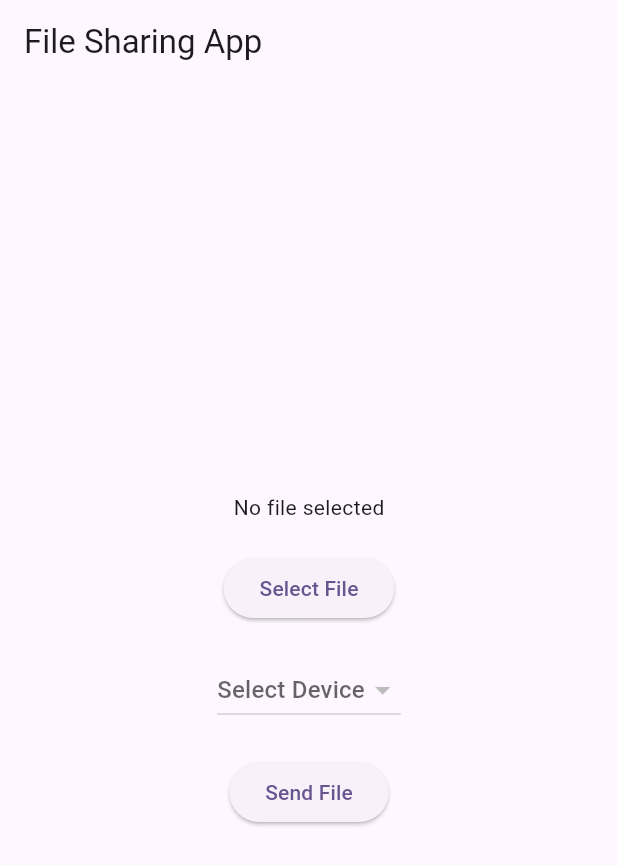
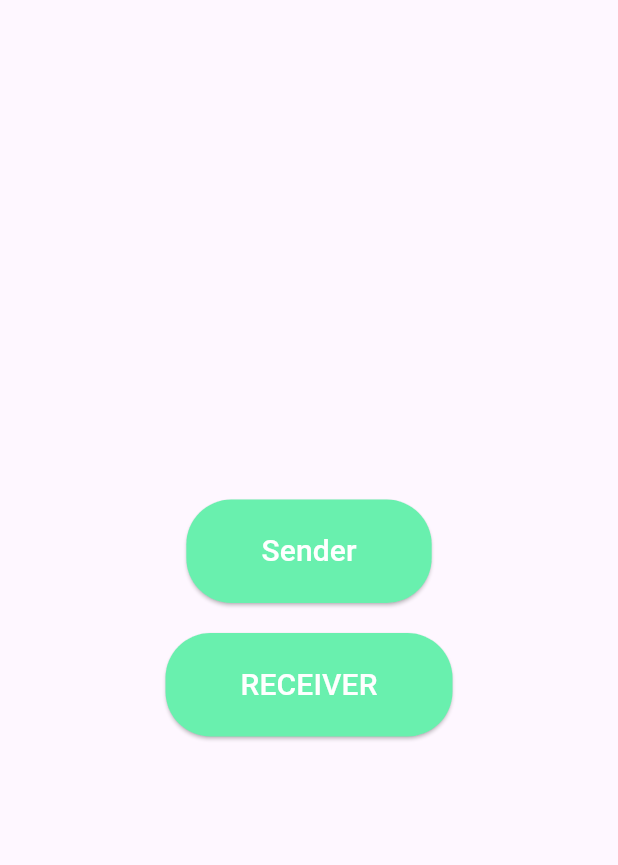
Before and after one commit to huzaifaa786/bluethooth, a Flutter app: the screen it shows after launch, on a phone screen of 412 x 824 dp. Shown: the top 865 px of the screen. Run offline on Flutter 3.47's test engine with Material 3 defaults, Android fonts, the light colour scheme and no system bars; drawn by our look-alikes of flutter_styled_toast; our stand-ins replace device_info_plus, gap, get, permission_handler; missing offline and left inert: flutter_nearby_connections.

Commit message:
Added Project For the First Time

```diff
--- a/lib/controllers/file_controller.dart
+++ /dev/null
@@ -1,30 +0,0 @@
-import 'package:get/get.dart';
-import 'package:file_picker/file_picker.dart';
-import 'dart:io';
-import '../services/file_client.dart';
-import '../services/file_server.dart';
-
-class FileController extends GetxController {
-  var selectedFile = Rx<File?>(null);
-  final FileServer _server = FileServer();
-  final FileClient _client = FileClient();
-
-  @override
-  void onInit() {
-    super.onInit();
-    _server.startServer();
-  }
-
-  Future<void> pickFile() async {
-    FilePickerResult? result = await FilePicker.platform.pickFiles();
-    if (result != null) {
-      selectedFile.value = File(result.files.single.path!);
-    }
-  }
-
-  void sendFile(String address, int port) {
-    if (selectedFile.value != null) {
-      _client.sendFile(selectedFile.value!.path, address, port);
-    }
-  }
-}
--- a/lib/controllers/mdns_controller.dart
+++ /dev/null
@@ -1,25 +0,0 @@
-import 'package:get/get.dart';
-import '../services/mdns_service.dart';
-import '../services/mdns_discovery.dart';
-
-class MDNSController extends GetxController {
-  // final MDNSService _mdnsService = MDNSService();
-  final MDNSDiscovery _mdnsDiscovery = MDNSDiscovery();
-  var availableDevices = <String>[].obs;
-
-  @override
-  void onInit() {
-    super.onInit();
-    // _mdnsService.startAnnouncing();
-    _mdnsDiscovery.discoverServices((String address, int port) {
-      availableDevices.add('$address:$port');
-    });
-  }
-
-  @override
-  void onClose() {
-    // _mdnsService.stopAnnouncing();
-    _mdnsDiscovery.stopDiscovery();
-    super.onClose();
-  }
-}
--- a/lib/main.dart
+++ b/lib/main.dart
@@ -1,6 +1,10 @@
-import 'package:bluetooth_sharing/views/file_sharing_home.dart';
+// ignore_for_file: depend_on_referenced_packages
+
 import 'package:flutter/material.dart';
 import 'package:get/get.dart';
+import 'package:flutter_styled_toast/flutter_styled_toast.dart';
+import 'routes/app_pages.dart';
+import 'routes/app_routes.dart';
 
 void main() {
   runApp(const MyApp());
@@ -8,17 +12,17 @@
 
 class MyApp extends StatelessWidget {
   const MyApp({super.key});
+
   @override
   Widget build(BuildContext context) {
-    return GetMaterialApp(
-      title: 'Bluetooth_Sharing',
-      theme: ThemeData(
-        colorScheme: ColorScheme.fromSeed(seedColor: Colors.deepPurple),
-        useMaterial3: true,
+    return StyledToast(
+      locale: const Locale('en', 'US'),
+      child: GetMaterialApp(
+        debugShowCheckedModeBanner: false,
+        title: 'Bluetooth Sharing',
+        initialRoute: AppRoutes.home,
+        getPages: AppPages.pages,
       ),
-    // initialBinding: HomeBinding(),
-      home: FileSharingHome(),
-      // getPages: AppPages.pages,
     );
   }
 }
--- /dev/null
+++ b/lib/routes/app_pages.dart
@@ -0,0 +1,23 @@
+import 'package:bluetooth_sharing/views/bluetooth/bluetooth_binding.dart';
+import 'package:bluetooth_sharing/views/bluetooth/bluetooth_controller.dart';
+import 'package:bluetooth_sharing/views/bluetooth/bluetooth_view.dart';
+import 'package:bluetooth_sharing/views/home/home_view.dart';
+import 'package:get/get.dart';
+
+import 'app_routes.dart';
+
+class AppPages {
+  static final pages = [
+    GetPage(name: AppRoutes.home, page: () => HomeView()),
+    GetPage(
+      name: AppRoutes.sender,
+      page: () => BluetoothView(deviceType: DeviceType.browser),
+      binding: BluetoothBinding(DeviceType.browser),
+    ),
+    GetPage(
+      name: AppRoutes.receiver,
+      page: () => BluetoothView(deviceType: DeviceType.advertiser),
+      binding: BluetoothBinding(DeviceType.advertiser),
+    ),
+  ];
+}
--- /dev/null
+++ b/lib/routes/app_routes.dart
@@ -0,0 +1,5 @@
+class AppRoutes {
+  static const home = '/home';
+  static const sender = '/sender';
+  static const receiver = '/receiver';
+}
--- a/lib/services/file_client.dart
+++ /dev/null
@@ -1,13 +0,0 @@
-import 'dart:io';
-
-class FileClient {
-  Future<void> sendFile(String filePath, String serverAddress, int port) async {
-    final socket = await Socket.connect(serverAddress, port);
-    print('Connected to: ${socket.remoteAddress.address}:${socket.remotePort}');
-
-    final file = File(filePath);
-    socket.add(file.readAsBytesSync());
-    await socket.flush();
-    await socket.close();
-  }
-}
--- /dev/null
+++ b/lib/views/bluetooth/bluetooth_binding.dart
@@ -0,0 +1,13 @@
+import 'package:bluetooth_sharing/views/bluetooth/bluetooth_controller.dart';
+import 'package:get/get.dart';
+
+
+class BluetoothBinding extends Bindings {
+  final DeviceType type;
+  BluetoothBinding(this.type);
+
+  @override
+  void dependencies() {
+    Get.lazyPut(() => BluetoothController(type));
+  }
+}
--- a/lib/views/file_sharing_home.dart
+++ /dev/null
@@ -1,66 +0,0 @@
-import 'dart:io';
-
-import 'package:flutter/material.dart';
-import 'package:get/get.dart';
-import '../controllers/file_controller.dart';
-import '../controllers/mdns_controller.dart';
-
-class FileSharingHome extends StatelessWidget {
-  final FileController fileController = Get.put(FileController());
-  final MDNSController mdnsController = Get.put(MDNSController());
-
-  @override
-  Widget build(BuildContext context) {
-    return Scaffold(
-      appBar: AppBar(title: Text('File Sharing App')),
-      body: Center(
-        child: Column(
-          mainAxisAlignment: MainAxisAlignment.center,
-          children: [
-            Obx(() {
-              if (fileController.selectedFile.value != null) {
-                return Text('Selected file: ${fileController.selectedFile.value!.path}');
-              } else {
-                return Text('No file selected');
-              }
-            }),
-            SizedBox(height: 20),
-            ElevatedButton(
-              onPressed: fileController.pickFile,
-              child: Text('Select File'),
-            ),
-            SizedBox(height: 20),
-            Obx(() {
-              return DropdownButton<String>(
-                hint: Text('Select Device'),
-                value: fileController.selectedFile.value != null ? fileController.selectedFile.value!.path : null,
-                onChanged: (String? newValue) {
-                  fileController.selectedFile.value = newValue != null ? File(newValue) : null;
-                },
-                items: mdnsController.availableDevices.map<DropdownMenuItem<String>>((String device) {
-                  return DropdownMenuItem<String>(
-                    value: device,
-                    child: Text(device),
-                  );
-                }).toList(),
-              );
-            }),
-            SizedBox(height: 20),
-            ElevatedButton(
-              onPressed: () {
-                final selectedDevice = mdnsController.availableDevices.isNotEmpty ? mdnsController.availableDevices[0] : null;
-                if (selectedDevice != null && fileController.selectedFile.value != null) {
-                  final parts = selectedDevice.split(':');
-                  final address = parts[0];
-                  final port = int.parse(parts[1]);
-                  fileController.sendFile(address, port);
-                }
-              },
-              child: Text('Send File'),
-            ),
-          ],
-        ),
-      ),
-    );
-  }
-}
--- /dev/null
+++ b/lib/views/home/home_view.dart
@@ -0,0 +1,52 @@
+import 'package:bluetooth_sharing/routes/app_routes.dart';
+import 'package:flutter/material.dart';
+import 'package:gap/gap.dart';
+import 'package:get/get.dart';
+
+class HomeView extends StatelessWidget {
+  @override
+  Widget build(BuildContext context) {
+    return Scaffold(
+      body: Center(
+        child: Column(
+          mainAxisAlignment: MainAxisAlignment.center,
+          children: [
+            ElevatedButton(
+              style: ElevatedButton.styleFrom(
+                backgroundColor: Colors.greenAccent,
+                padding: const EdgeInsets.symmetric(horizontal: 50, vertical: 20),
+                shape: RoundedRectangleBorder(
+                  borderRadius: BorderRadius.circular(30),
+                ),
+              ),
+              onPressed: () {
+                Get.toNamed(AppRoutes.sender);
+              },
+              child: const Text(
+                'Sender',
+                style: TextStyle(color: Colors.white, fontSize: 20),
+              ),
+            ),
+            const Gap(20),
+            ElevatedButton(
+              style: ElevatedButton.styleFrom(
+                backgroundColor: Colors.greenAccent,
+                padding: const EdgeInsets.symmetric(horizontal: 50, vertical: 20),
+                shape: RoundedRectangleBorder(
+                  borderRadius: BorderRadius.circular(30),
+                ),
+              ),
+              onPressed: () {
+                Get.toNamed(AppRoutes.receiver);
+              },
+              child: const Text(
+                'RECEIVER',
+                style: TextStyle(color: Colors.white, fontSize: 20),
+              ),
+            ),
+          ],
+        ),
+      ),
+    );
+  }
+}
```
Also changed, not shown: lib/services/file_server.dart (deleted, +0 -25 lines), lib/services/mdns_discovery.dart (deleted, +0 -21 lines), lib/services/mdns_service.dart (deleted, +0 -21 lines), lib/views/bluetooth/bluetooth_controller.dart (added, +117 -0 lines), lib/views/bluetooth/bluetooth_view.dart (added, +71 -0 lines), pubspec.yaml (+12 -1 lines), pubspec.lock, 7 other files.
